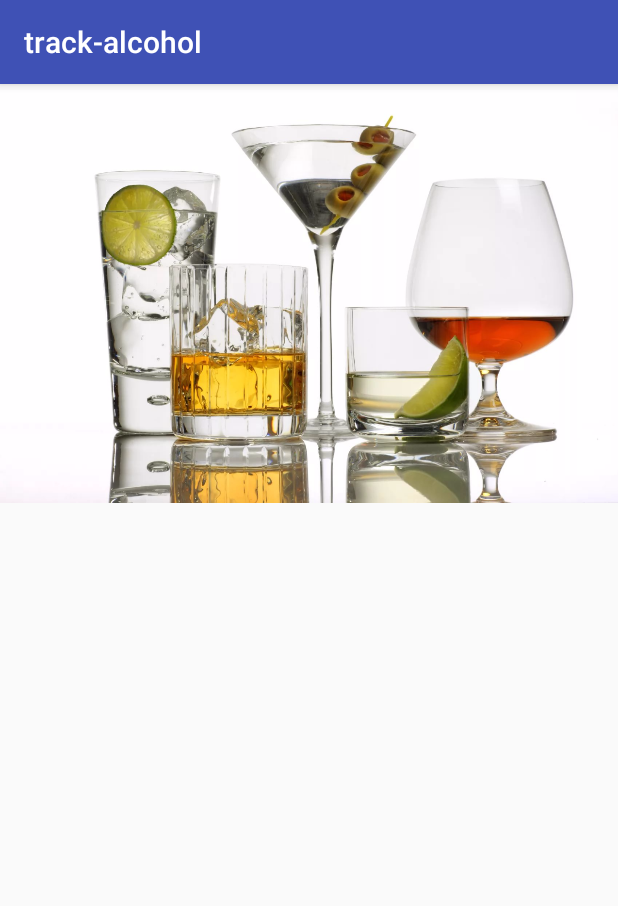
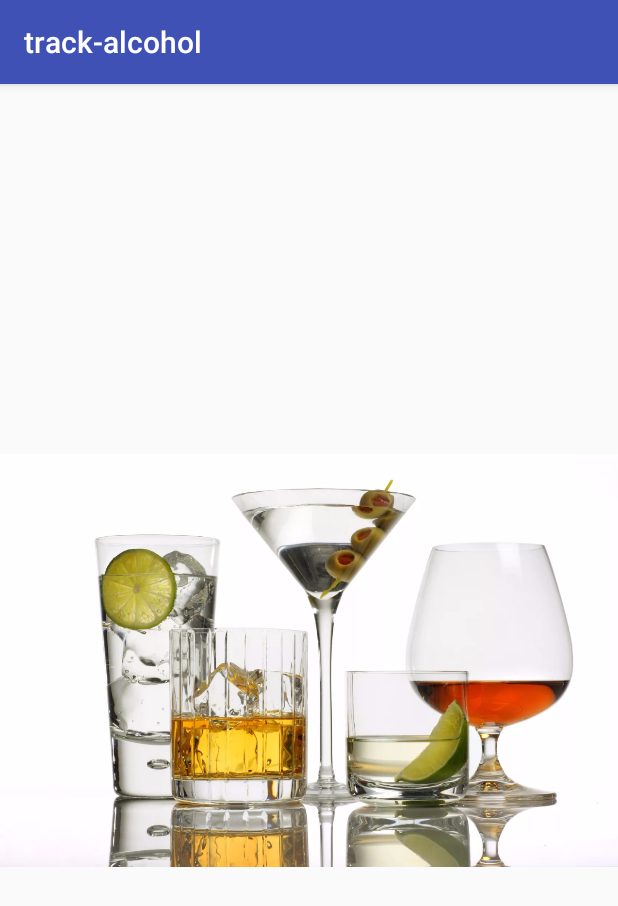
Before and after one commit to ivan371/track-alcohol, an Android app: the screen it shows after launch (NewMainActivity), on a phone screen of 412 x 824 dp. Shown: the top 906 px of the screen. Run offline under Robolectric (Android 15) with nearby library versions, the phone set to English and light mode, and no system bars; 3 statements that could not run were skipped.

Commit message:
Выставил картинку сплэш скрина на центр экрана

```diff
--- a/app/src/main/res/layout/activity_main.xml
+++ b/app/src/main/res/layout/activity_main.xml
@@ -12,8 +12,9 @@
         android:layout_width="wrap_content"
         android:layout_height="wrap_content"
         app:srcCompat="@drawable/i"
-        tools:layout_constraintTop_creator="1"
-        tools:layout_constraintLeft_creator="1"
+
         app:layout_constraintLeft_toLeftOf="parent"
-        app:layout_constraintTop_toTopOf="parent" />
+        app:layout_constraintRight_toRightOf="parent"
+        app:layout_constraintTop_toTopOf="parent"
+        app:layout_constraintBottom_toBottomOf="parent" />
 </android.support.constraint.ConstraintLayout>
```
